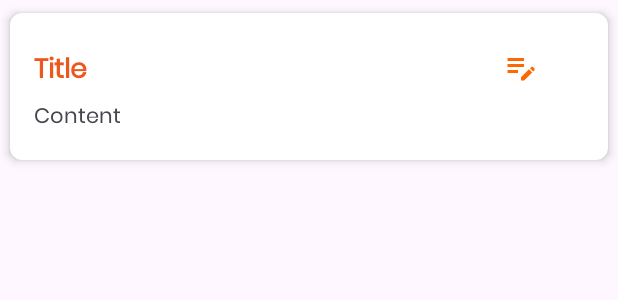
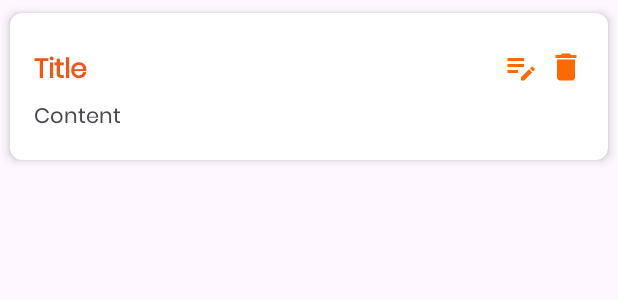
Before and after one commit to ThisaraJayas/Task-Management-App-MAD, an Android app: the layout task_item.xml on its own in the app's theme, with its tools: preview values and no code run, on a phone screen of 412 x 824 dp. Shown: the top 300 px of the screen. Run offline under Robolectric (Android 15) with nearby library versions, the phone set to English and light mode, and no system bars.

Commit message:
delete function

```diff
--- a/app/src/main/res/layout/task_item.xml
+++ b/app/src/main/res/layout/task_item.xml
@@ -37,6 +37,13 @@
                 android:layout_marginEnd="30dp"
                 android:src="@drawable/baseline_edit_note_24" />
 
+            <ImageView
+                android:id="@+id/deleteButton"
+                android:layout_width="24dp"
+                android:layout_height="24dp"
+                android:layout_alignParentEnd="true"
+                android:src="@drawable/baseline_delete_24" />
+
 
         </RelativeLayout>
 
```
Also changed, not shown: app/src/main/java/com/example/task_management_app_mad/TaskAdapter.kt (+9 -0 lines), app/src/main/java/com/example/task_management_app_mad/TaskDatabaseHelper.kt (+7 -0 lines).
